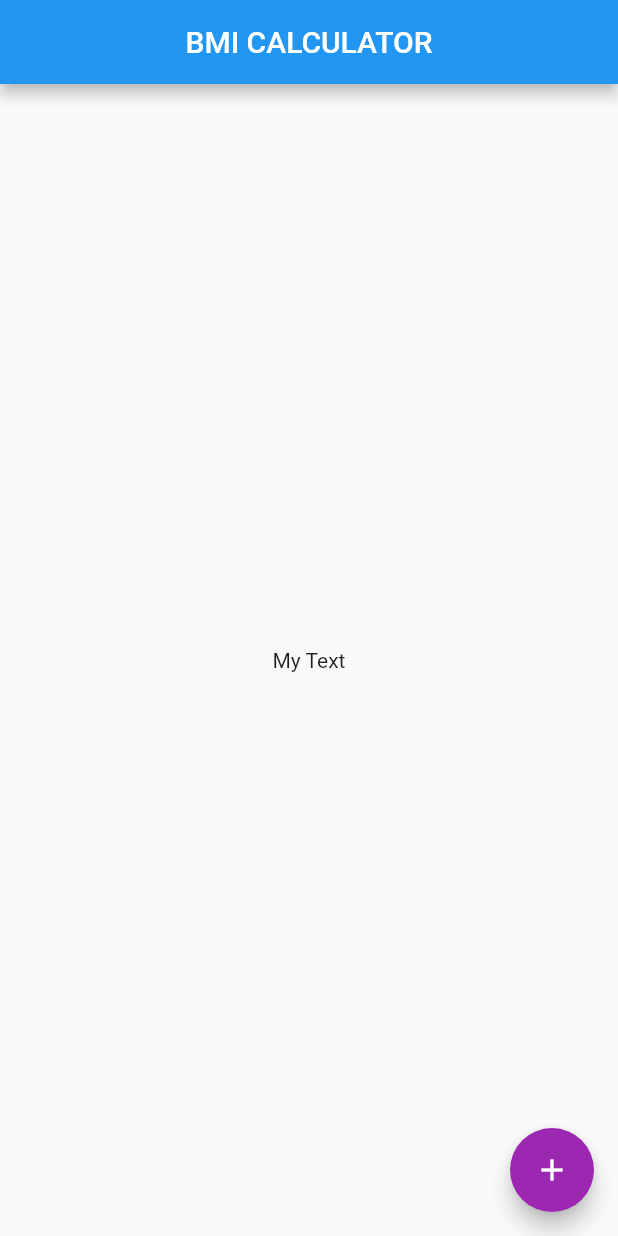
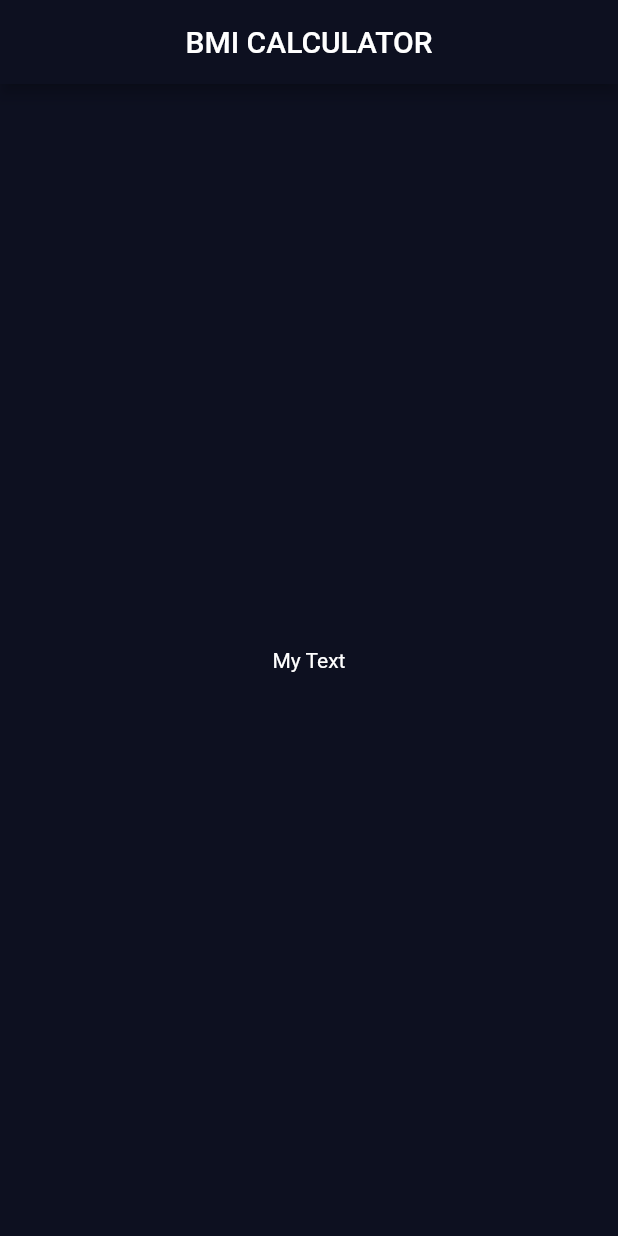
Before and after one commit to Bamidele1234/bmi_calculator, a Flutter app: the screen it shows after launch, on a phone screen of 412 x 824 dp. Run offline on Flutter 3.47's test engine with Material 2 defaults, Android fonts, the phone set to English and light mode, and no system bars.

Commit message:
Separation of tasks

```diff
--- /dev/null
+++ b/lib/input_page.dart
@@ -0,0 +1,23 @@
+import 'package:flutter/material.dart';
+
+class InputPage extends StatefulWidget {
+  const InputPage({Key? key}) : super(key: key);
+
+  @override
+  State<InputPage> createState() => _InputPageState();
+}
+
+class _InputPageState extends State<InputPage> {
+  @override
+  Widget build(BuildContext context) {
+    return Scaffold(
+      appBar: AppBar(
+        centerTitle: true,
+        title: const Text('BMI CALCULATOR'),
+      ),
+      body: const Center(
+        child: Text('My Text'),
+      ),
+    );
+  }
+}
--- a/lib/main.dart
+++ b/lib/main.dart
@@ -1,4 +1,5 @@
 import 'package:flutter/material.dart';
+import 'input_page.dart';
 
 void main() => runApp(const BMICalculator());
 
@@ -9,38 +10,13 @@ class BMICalculator extends StatelessWidget {
   Widget build(BuildContext context) {
     return MaterialApp(
       debugShowCheckedModeBanner: false,
-      theme: ThemeData(
-        primaryColor: Colors.red,
-        colorScheme:
-            ColorScheme.fromSwatch().copyWith(secondary: Colors.purple),
+      theme: ThemeData.dark().copyWith(
+        scaffoldBackgroundColor: const Color(0xFF0D1020),
+        colorScheme: const ColorScheme.light(
+          primary: Color(0xFF0D1020),
+        ),
       ),
       home: const InputPage(),
     );
   }
 }
-
-class InputPage extends StatefulWidget {
-  const InputPage({Key? key}) : super(key: key);
-
-  @override
-  State<InputPage> createState() => _InputPageState();
-}
-
-class _InputPageState extends State<InputPage> {
-  @override
-  Widget build(BuildContext context) {
-    return Scaffold(
-      appBar: AppBar(
-        centerTitle: true,
-        title: const Text('BMI CALCULATOR'),
-      ),
-      body: const Center(
-        child: Text('My Text'),
-      ),
-      floatingActionButton: FloatingActionButton(
-        child: const Icon(Icons.add),
-        onPressed: () {},
-      ),
-    );
-  }
-}
```
